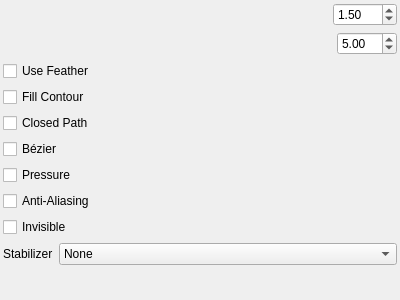
Above: app/ui/strokeoptionswidget.ui from pencil2d/pencil before the change. Below: the same form after it.
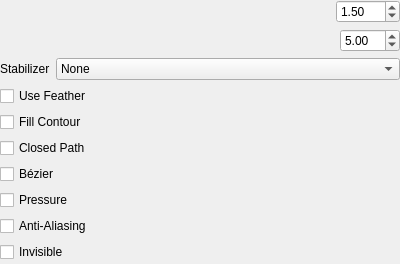
That is the form after the change. Custom widgets are drawn as their Qt base class.

Commit message: ToolOptionWidget: get connections back

```diff
--- a/app/ui/strokeoptionswidget.ui
+++ b/app/ui/strokeoptionswidget.ui
@@ -7,60 +7,27 @@
     <x>0</x>
     <y>0</y>
     <width>400</width>
-    <height>300</height>
+    <height>264</height>
    </rect>
   </property>
   <property name="windowTitle">
    <string>Form</string>
   </property>
-  <layout class="QVBoxLayout" name="verticalLayout_3">
-   <property name="leftMargin">
-    <number>0</number>
-   </property>
-   <property name="topMargin">
-    <number>0</number>
-   </property>
-   <property name="rightMargin">
-    <number>0</number>
-   </property>
-   <property name="bottomMargin">
-    <number>0</number>
-   </property>
-   <item>
-    <widget class="QScrollArea" name="scrollArea">
-     <property name="frameShape">
-      <enum>QFrame::Shape::NoFrame</enum>
-     </property>
-     <property name="frameShadow">
-      <enum>QFrame::Shadow::Plain</enum>
-     </property>
-     <property name="widgetResizable">
-      <bool>true</bool>
-     </property>
-     <widget class="QWidget" name="scrollAreaWidgetContents">
-      <property name="geometry">
-       <rect>
-        <x>0</x>
-        <y>0</y>
-        <width>400</width>
-        <height>300</height>
-       </rect>
-      </property>
-      <property name="autoFillBackground">
-       <bool>true</bool>
-      </property>
       <layout class="QVBoxLayout" name="verticalLayout">
+   <property name="sizeConstraint">
+    <enum>QLayout::SizeConstraint::SetMinimumSize</enum>
+   </property>
        <property name="leftMargin">
-        <number>3</number>
+    <number>0</number>
        </property>
        <property name="topMargin">
-        <number>3</number>
+    <number>0</number>
        </property>
        <property name="rightMargin">
-        <number>3</number>
+    <number>0</number>
        </property>
        <property name="bottomMargin">
-        <number>3</number>
+    <number>0</number>
        </property>
        <item>
         <layout class="QHBoxLayout" name="horizontalLayout_2">
@@ -134,6 +101,48 @@
          </item>
         </layout>
        </item>
+   <item>
+    <layout class="QHBoxLayout" name="horizontalLayout_4" stretch="0,1">
+     <item>
+      <widget class="QLabel" name="stabilizerLabel">
+       <property name="sizePolicy">
+        <sizepolicy hsizetype="Minimum" vsizetype="Minimum">
+         <horstretch>0</horstretch>
+         <verstretch>0</verstretch>
+        </sizepolicy>
+       </property>
+       <property name="text">
+        <string>Stabilizer</string>
+       </property>
+      </widget>
+     </item>
+     <item>
+      <widget class="QComboBox" name="inpolLevelsCombo">
+       <property name="toolTip">
+        <string>Use stabilizer to interpolate strokes</string>
+       </property>
+       <property name="currentText">
+        <string comment="Stablizer level">None</string>
+       </property>
+       <item>
+        <property name="text">
+         <string comment="Stabilizer option">None</string>
+        </property>
+       </item>
+       <item>
+        <property name="text">
+         <string comment="Stabilizer option">Simple</string>
+        </property>
+       </item>
+       <item>
+        <property name="text">
+         <string comment="Stabilizer option">Strong</string>
+        </property>
+       </item>
+      </widget>
+     </item>
+    </layout>
+   </item>
        <item>
         <layout class="QVBoxLayout" name="verticalLayout_2">
          <property name="topMargin">
@@ -210,81 +219,6 @@
           </widget>
          </item>
         </layout>
-       </item>
-       <item>
-        <layout class="QHBoxLayout" name="horizontalLayout_4" stretch="0,1">
-         <item>
-          <widget class="QLabel" name="stabilizerLabel">
-           <property name="sizePolicy">
-            <sizepolicy hsizetype="Minimum" vsizetype="Minimum">
-             <horstretch>0</horstretch>
-             <verstretch>0</verstretch>
-            </sizepolicy>
-           </property>
-           <property name="text">
-            <string>Stabilizer</string>
-           </property>
-          </widget>
-         </item>
-         <item>
-          <widget class="QComboBox" name="inpolLevelsCombo">
-           <property name="toolTip">
-            <string>Use stabilizer to interpolate strokes</string>
-           </property>
-           <property name="currentText">
-            <string comment="Stablizer level">None</string>
-           </property>
-           <item>
-            <property name="text">
-             <string comment="Stabilizer option">None</string>
-            </property>
-           </item>
-           <item>
-            <property name="text">
-             <string comment="Stabilizer option">Simple</string>
-            </property>
-           </item>
-           <item>
-            <property name="text">
-             <string comment="Stabilizer option">Strong</string>
-            </property>
-           </item>
-          </widget>
-         </item>
-        </layout>
-       </item>
-       <item>
-        <spacer name="verticalSpacer">
-         <property name="orientation">
-          <enum>Qt::Orientation::Vertical</enum>
-         </property>
-         <property name="sizeHint" stdset="0">
-          <size>
-           <width>20</width>
-           <height>40</height>
-          </size>
-         </property>
-        </spacer>
-       </item>
-       <item>
-        <spacer name="verticalSpacer1">
-         <property name="orientation">
-          <enum>Qt::Orientation::Vertical</enum>
-         </property>
-         <property name="sizeType">
-          <enum>QSizePolicy::Policy::Expanding</enum>
-         </property>
-         <property name="sizeHint" stdset="0">
-          <size>
-           <width>0</width>
-           <height>0</height>
-          </size>
-         </property>
-        </spacer>
-       </item>
-      </layout>
-     </widget>
-    </widget>
    </item>
   </layout>
  </widget>
```
Lines whose indentation alone changed are shown as unchanged. The commit also changes 10 other files.
